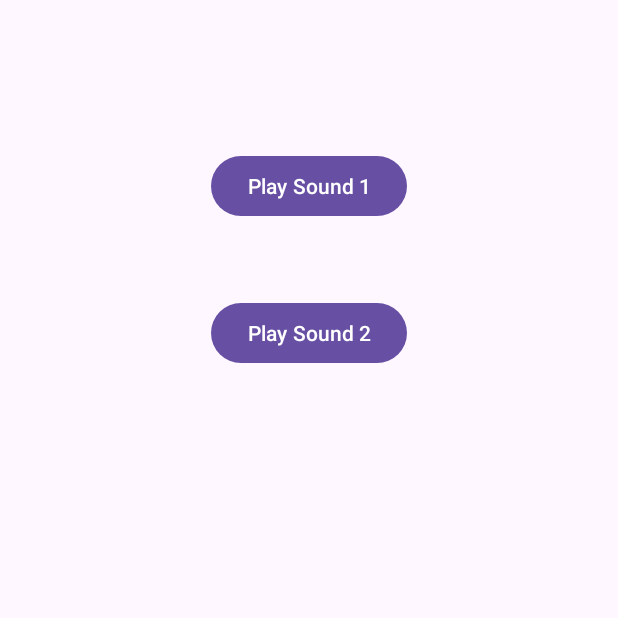
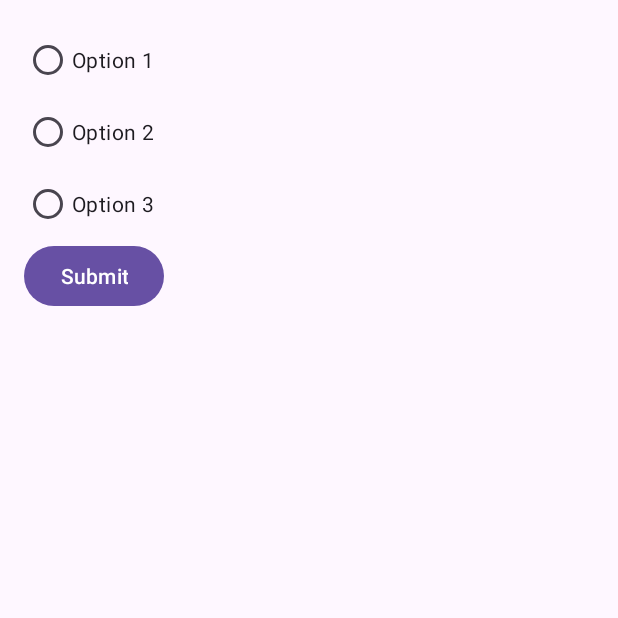
Before and after one commit to patelneel9080/AndroidAppProject, an Android app: the screen it shows after launch (MainActivity), on a phone screen of 412 x 824 dp, the top half of it. Run offline under Robolectric (Android 15) with nearby library versions, the phone set to English and light mode, and no system bars.

Commit message:
Initial Commit

```diff
--- a/app/src/main/java/com/example/myapplication/MainActivity.java
+++ b/app/src/main/java/com/example/myapplication/MainActivity.java
@@ -1,78 +1,41 @@
 package com.example.myapplication;
 
-import static com.example.myapplication.R.*;
-
-import android.media.MediaPlayer;
+import android.annotation.SuppressLint;
 import android.os.Bundle;
+import android.util.Log;
+import android.view.View;
 import android.widget.Button;
-
+import android.widget.RadioButton;
+import android.widget.RadioGroup;
+import android.widget.Toast;
 import androidx.appcompat.app.AppCompatActivity;
-import androidx.core.graphics.Insets;
-import androidx.core.view.ViewCompat;
-import androidx.core.view.WindowInsetsCompat;
 
 public class MainActivity extends AppCompatActivity {
 
-    private MediaPlayer mediaPlayer1;
-    private MediaPlayer mediaPlayer2;
+private RadioGroup radioGroup;
+private Button submitButton;
+private RadioButton selectedRadioButton;
 
+    @SuppressLint("MissingInflatedId")
     @Override
     protected void onCreate(Bundle savedInstanceState) {
         super.onCreate(savedInstanceState);
-
         setContentView(R.layout.activity_main);
 
-        Button button1 = findViewById(R.id.button);
-        Button button2 = findViewById(R.id.button2);
-
-        mediaPlayer1 = MediaPlayer.create(this, raw.sound1);
-        mediaPlayer2 = MediaPlayer.create(this, raw.sound2);
-
-        button1.setOnClickListener(view -> {
-            if (mediaPlayer1.isPlaying()) {
-                mediaPlayer1.pause(); // Pause current playback
-                mediaPlayer1.seekTo(0); // Reset to the start
-            } else {
-                if (mediaPlayer2.isPlaying()) {
-                    mediaPlayer2.pause(); // Stop mediaPlayer2 if playing
-                    mediaPlayer2.seekTo(0);
-                }
-                mediaPlayer1.start(); // Start mediaPlayer1
+        radioGroup = findViewById(R.id.radioGroup);
+        submitButton = findViewById(R.id.SubmitButton);
+        submitButton.setOnClickListener(view ->
+        {
+            int selectedRadioValue = radioGroup.getCheckedRadioButtonId();
+            selectedRadioButton = findViewById(selectedRadioValue);
+            if (selectedRadioButton != null)
+            {
+                Toast.makeText(MainActivity.this, "Selected: "  + selectedRadioButton.getText(), Toast.LENGTH_SHORT).show();
+            }
+            else
+            {
+                Toast.makeText(MainActivity.this, "Please select an option", Toast.LENGTH_SHORT).show();
             }
         });
-
-        button2.setOnClickListener(view -> {
-            if (mediaPlayer2.isPlaying()) {
-                mediaPlayer2.pause(); // Pause current playback
-                mediaPlayer2.seekTo(0); // Reset to the start
-            } else {
-                if (mediaPlayer1.isPlaying()) {
-                    mediaPlayer1.pause(); // Stop mediaPlayer1 if playing
-                    mediaPlayer1.seekTo(0);
-                }
-                mediaPlayer2.start(); // Start mediaPlayer2
-            }
-        });
-
-        // Handle window insets for edge-to-edge UI
-        ViewCompat.setOnApplyWindowInsetsListener(findViewById(R.id.main), (v, insets) -> {
-            Insets systemBars = insets.getInsets(WindowInsetsCompat.Type.systemBars());
-            v.setPadding(systemBars.left, systemBars.top, systemBars.right, systemBars.bottom);
-            return insets;
-        });
-    }
-
-    @Override
-    protected void onDestroy() {
-        super.onDestroy();
-        // Release MediaPlayer resources to prevent memory leaks
-        if (mediaPlayer1 != null) {
-            mediaPlayer1.release();
-            mediaPlayer1 = null;
-        }
-        if (mediaPlayer2 != null) {
-            mediaPlayer2.release();
-            mediaPlayer2 = null;
-        }
     }
 }
--- a/app/src/main/res/layout/activity_main.xml
+++ b/app/src/main/res/layout/activity_main.xml
@@ -1,31 +1,42 @@
 <?xml version="1.0" encoding="utf-8"?>
-<androidx.constraintlayout.widget.ConstraintLayout xmlns:android="http://schemas.android.com/apk/res/android"
-    xmlns:app="http://schemas.android.com/apk/res-auto"
-    xmlns:tools="http://schemas.android.com/tools"
-    android:id="@+id/main"
+<LinearLayout
+    xmlns:android="http://schemas.android.com/apk/res/android"
     android:layout_width="match_parent"
     android:layout_height="match_parent"
-    tools:context=".MainActivity">
+    android:orientation="vertical"
+    android:padding="16dp">
 
-
+<RadioGroup
+    android:layout_width="wrap_content"
+    android:layout_height="wrap_content"
+    android:gravity=""
+    android:id="@+id/radioGroup"
+    >
+    <RadioButton
+        android:id="@+id/radioButton1"
+        android:text="Option 1"
+        android:layout_width="wrap_content"
+        android:layout_height="wrap_content">
+    </RadioButton>
+    <RadioButton
+        android:id="@+id/radioButton2"
+        android:text="Option 2"
+        android:layout_width="wrap_content"
+        android:layout_height="wrap_content">
+    </RadioButton>
+    <RadioButton
+        android:id="@+id/radioButton3"
+        android:text="Option 3"
+        android:layout_width="wrap_content"
+        android:layout_height="wrap_content">
+    </RadioButton>
+</RadioGroup>
     <Button
-        android:id="@+id/button"
         android:layout_width="wrap_content"
         android:layout_height="wrap_content"
-        android:text="Play Sound 1"
-        app:layout_constraintTop_toTopOf="parent"
-        app:layout_constraintStart_toStartOf="parent"
-        app:layout_constraintEnd_toEndOf="parent"
-        android:layout_marginTop="100dp" />
-
-    <Button
-        android:id="@+id/button2"
-        android:layout_width="wrap_content"
-        android:layout_height="wrap_content"
-        android:text="Play Sound 2"
-        app:layout_constraintTop_toBottomOf="@id/button"
-        app:layout_constraintStart_toStartOf="parent"
-        app:layout_constraintEnd_toEndOf="parent"
-        android:layout_marginTop="50dp" />
-
-</androidx.constraintlayout.widget.ConstraintLayout>
+        android:gravity="center"
+        android:id="@+id/SubmitButton"
+        android:text="Submit"
+        >
+    </Button>
+</LinearLayout>
```
